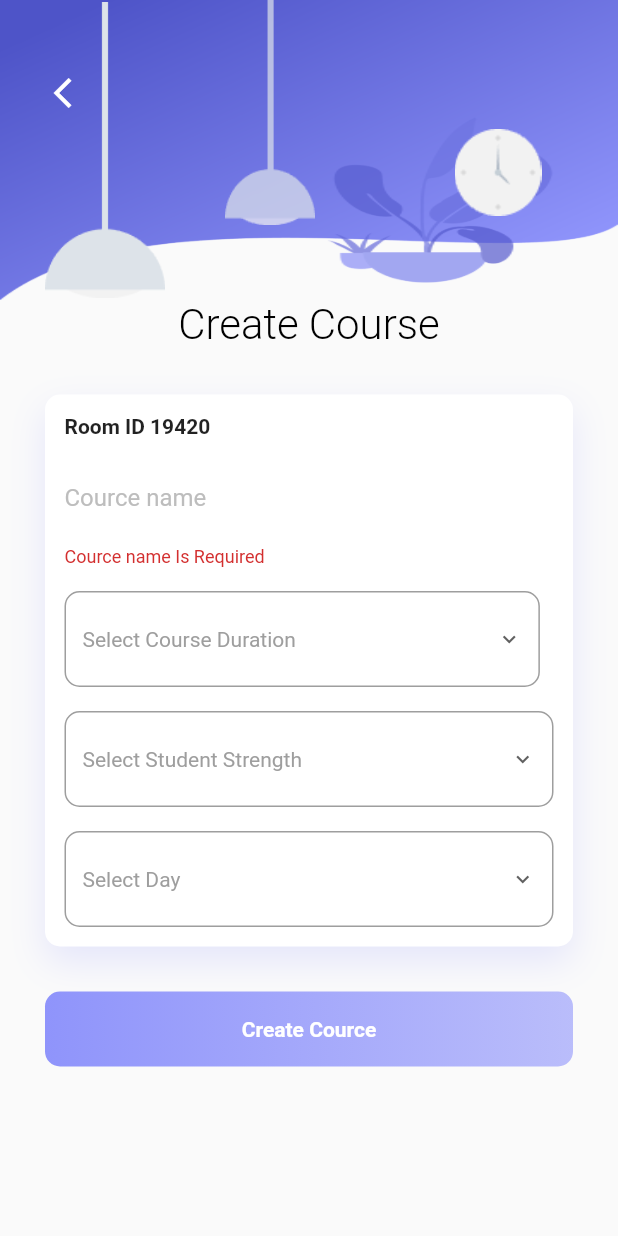
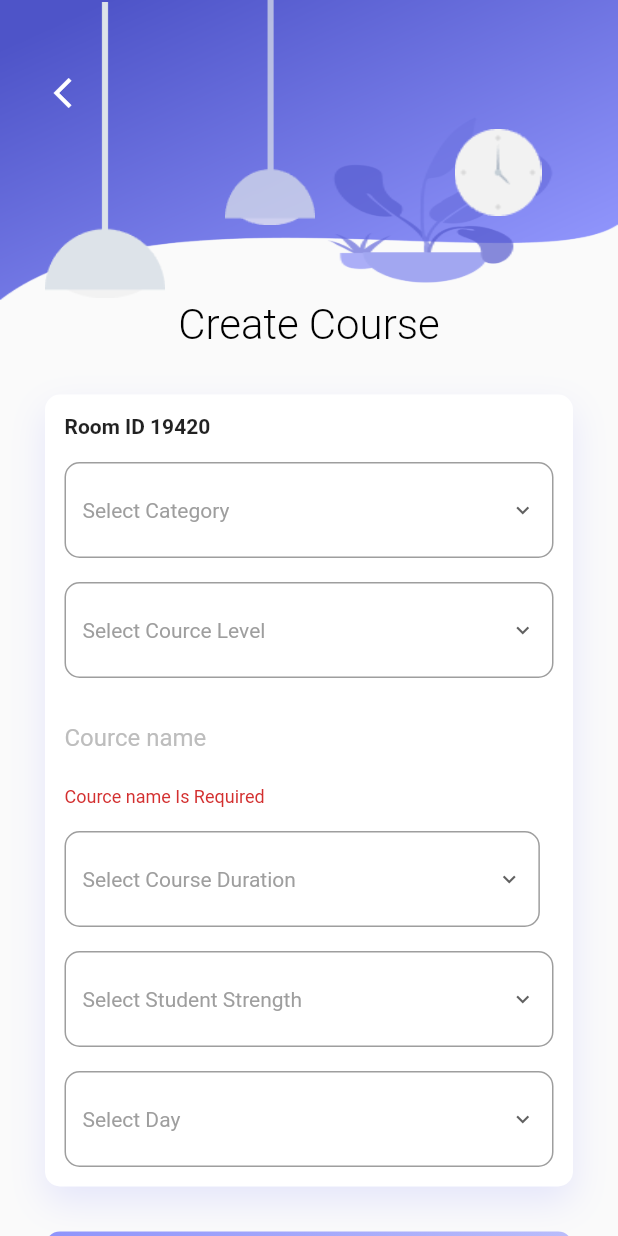
Before and after one commit to Qasimfazal/theguiderteacherrr-master, a Flutter app: the Create_Cource screen opened directly, after a tap on "Create Cource", on a phone screen of 412 x 824 dp. Run offline on Flutter 3.47's test engine with Material 2 defaults, Android fonts, the phone set to English and light mode, and no system bars; our stand-ins replace firebase_auth, firebase_core, firebase_database, fluttertoast, form_field_validator, simple_animations; missing offline and left inert: jitsi_meet; accounts and stored records are empty.

Commit message:
fyp2 completed

```diff
--- a/lib/Model/Cource_Shedule_Model.dart
+++ b/lib/Model/Cource_Shedule_Model.dart
@@ -8,8 +8,9 @@ class Cource_Shedule_Model{
   String SlotNo;
   String Student_Strength;
   String Teacher_Uid;
+  String clevel , ccategory;
 
-  Cource_Shedule_Model(this.Courcename,this.Day,this.RoomID,this.SlotNo,this.SlotTime,this.Student_Strength,this.Teacher_Uid);
+  Cource_Shedule_Model(this.Courcename,this.Day,this.RoomID,this.SlotNo,this.SlotTime,this.Student_Strength,this.Teacher_Uid, this.clevel , this.ccategory);
 
 
 
--- a/lib/Screens/CreateCource.dart
+++ b/lib/Screens/CreateCource.dart
@@ -73,6 +73,8 @@ class _Create_CourceState extends State<Create_Cource> {
                     String slottime = snapshot.value["SlotTime"];
                     String strength = snapshot.value["StudentStrength"];
                     String tuid = snapshot.value["Teacher_Uid"];
+                    String clevel = snapshot.value["Courselevel"];
+                    String ccategory = snapshot.value["Category"];
 
                     Cource_Shedule_Model cm = new Cource_Shedule_Model(
                         courcename,
@@ -81,7 +83,8 @@ class _Create_CourceState extends State<Create_Cource> {
                         slotno,
                         slottime,
                         strength,
-                        tuid);
+                        tuid ,
+                    clevel ,ccategory);
                     Allteachers_Declared_variables.add(cm);
                   });
                 }
@@ -141,6 +144,7 @@ class _Create_CourceState extends State<Create_Cource> {
     String slot = _course_duration;
     String uid = auth.currentUser.uid;
     String Student_Strength = Select_Student_Strength;
+    String courselevel = Select_Cource_Level;
     String slotno ="";
     if(slot=="8:00"){
       slotno ="1";
@@ -171,6 +175,9 @@ class _Create_CourceState extends State<Create_Cource> {
       'SlotTime':slot,
       'Day':selectdays,
       'StudentStrength': Student_Strength,
+      'Courselevel': courselevel,
+      'Category': Select_Category
+
     }).whenComplete((){
       Fluttertoast.showToast(
           msg: 'Sucessfully Created',
@@ -192,7 +199,9 @@ class _Create_CourceState extends State<Create_Cource> {
   String FinalDBMin;
   String _course_duration = 'Select Course Duration';
   String Select_Student_Strength = 'Select Student Strength';
+  String Select_Cource_Level = 'Select Cource Level';
   String Select_Day = 'Select Day';
+  String Select_Category = 'Select Category';
   @override
   Widget build(BuildContext context) {
     return Form(
@@ -275,6 +284,7 @@ class _Create_CourceState extends State<Create_Cource> {
                   padding: EdgeInsets.all(30.0),
                   child: Column(
                     children: <Widget>[
+
                       FadeAnimation(
                           1.8,
                           Container(
@@ -295,6 +305,78 @@ class _Create_CourceState extends State<Create_Cource> {
                                 Padding(
                                   padding: const EdgeInsets.all(8.0),
                                   child: Text('Room ID ' +RandomNumber,style: TextStyle(fontWeight: FontWeight.bold),),
+                                ),
+                                Padding(
+                                  padding: const EdgeInsets.all(8.0),
+                                  child: DropdownButtonFormField<String>(
+                                      icon: Icon(Icons.keyboard_arrow_down),
+                                      iconSize: 17,
+                                      elevation: 16,
+                                      style: TextStyle(color: Colors.grey),
+                                      decoration: InputDecoration(
+                                        border: OutlineInputBorder(
+                                          borderRadius: const BorderRadius.all(
+                                            const Radius.circular(10.0),
+                                          ),
+                                        ),
+                                        hintStyle:
+                                        TextStyle(color: Colors.grey[800]),
+                                      ),
+                                      value: Select_Category,
+                                      items: <String>[
+                                        'Select Category',
+                                        'Duaein ',
+                                        'Namaz',
+                                        'Tilavat',
+                                        'Hadees',
+                                        'Qalma',
+                                      ].map((String value) {
+                                        return new DropdownMenuItem<String>(
+                                          value: value,
+                                          child: new Text(value),
+                                        );
+                                      }).toList(),
+                                      onChanged: (newVal) {
+                                        setState(() {
+                                          Select_Category = newVal;
+                                        });
+                                      }),
+                                ),
+                                Padding(
+                                  padding: const EdgeInsets.all(8.0),
+                                  child: DropdownButtonFormField<String>(
+                                      icon: Icon(Icons.keyboard_arrow_down),
+                                      iconSize: 17,
+                                      elevation: 16,
+                                      style: TextStyle(color: Colors.grey),
+                                      decoration: InputDecoration(
+                                        border: OutlineInputBorder(
+                                          borderRadius: const BorderRadius.all(
+                                            const Radius.circular(10.0),
+                                          ),
+                                        ),
+                                        hintStyle:
+                                        TextStyle(color: Colors.grey[800]),
+                                      ),
+                                      value: Select_Cource_Level,
+                                      items: <String>[
+                                        'Select Cource Level',
+                                        '1',
+                                        '2',
+                                        '3',
+                                        '4',
+                                        '5',
+                                      ].map((String value) {
+                                        return new DropdownMenuItem<String>(
+                                          value: value,
+                                          child: new Text(value),
+                                        );
+                                      }).toList(),
+                                      onChanged: (newVal) {
+                                        setState(() {
+                                          Select_Cource_Level = newVal;
+                                        });
+                                      }),
                                 ),
                                 Container(
                                   padding: EdgeInsets.all(8.0),
--- a/lib/main.dart
+++ b/lib/main.dart
@@ -8,7 +8,7 @@ void main() async {
   runApp(MyApp());
 }
 
-
+///
 class MyApp extends StatelessWidget {
   @override
   Widget build(BuildContext context) {
```
